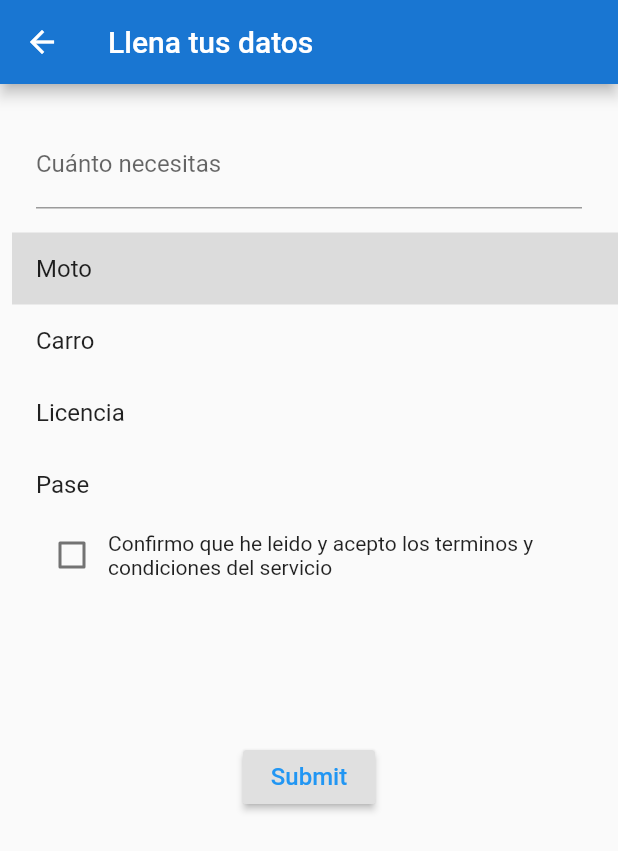
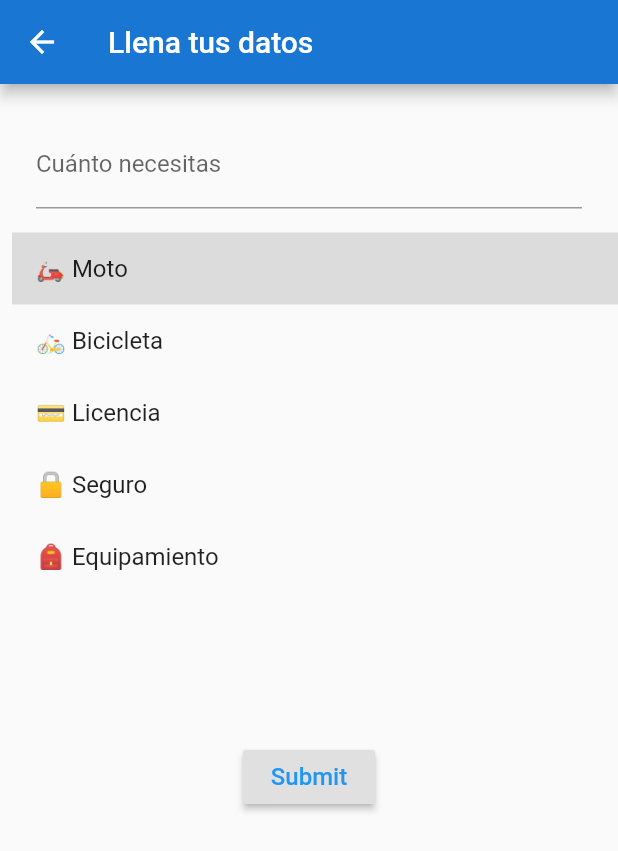
Before and after one commit to mateo-a/HelpMePay, a Flutter app: the FormScreen screen opened by its route, after a tap on "Para qué es el préstamo", on a phone screen of 412 x 824 dp. Shown: the top 851 px of the screen. Run offline on Flutter 3.47's test engine with Material 2 defaults, Android fonts, the phone set to English and light mode, and no system bars; our stand-ins replace charts_flutter, percent_indicator, rxdart, shared_preferences; accounts and stored records are empty; network calls fail; statements that could not run were skipped.

Commit message:
update: changes to visual elements on forms

```diff
--- a/lib/pages/form.dart
+++ b/lib/pages/form.dart
@@ -58,8 +58,13 @@ class FormScreenState extends State<FormScreen> {
           _titulo = newValue;
         });
       },
-      items: <String>['Moto', 'Carro', 'Licencia', 'Pase']
-          .map<DropdownMenuItem<String>>((String value) {
+      items: <String>[
+        '🛵 Moto',
+        '🚲 Bicicleta',
+        '💳 Licencia',
+        '🔒 Seguro',
+        '🎒 Equipamiento'
+      ].map<DropdownMenuItem<String>>((String value) {
         return DropdownMenuItem<String>(
           value: value,
           child: Text(value),
@@ -82,7 +87,7 @@ class FormScreenState extends State<FormScreen> {
           _installments = newValue;
         });
       },
-      items: <String>['12', '24', '36'] // installments available
+      items: <String>['6', '12', '24', '36'] // installments available
           .map<DropdownMenuItem<String>>((String value) {
         return DropdownMenuItem<String>(
           value: value,
```
Also changed, not shown: lib/pages/pay_history.dart (+1 -16 lines).
